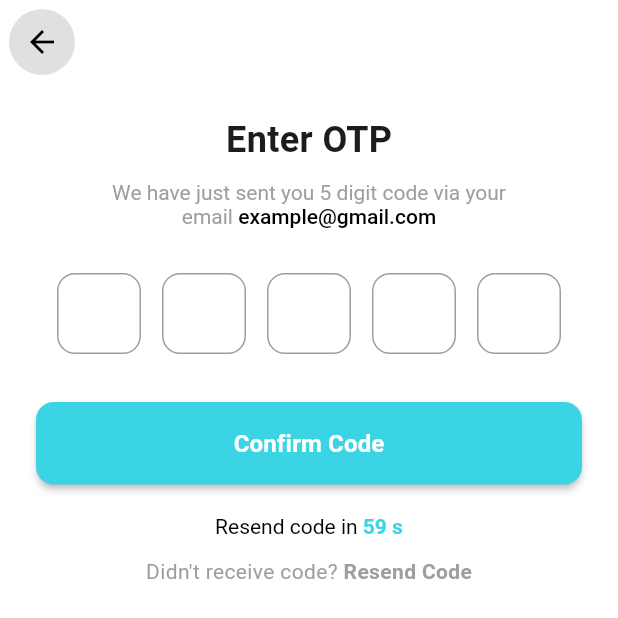
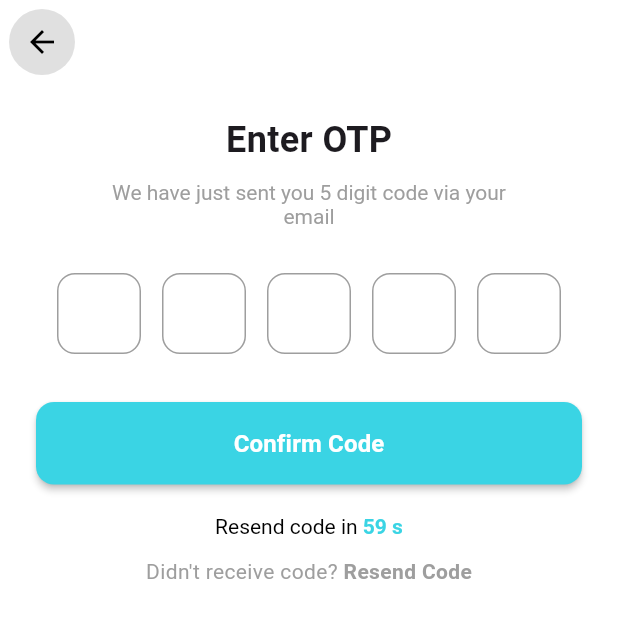
Before and after one commit to 777razib/naomithedose, a Flutter app: the OtpScreen screen opened directly, on a phone screen of 412 x 824 dp. Shown: the top 618 px of the screen. Run offline on Flutter 3.47's test engine with Material 3 defaults, Android fonts, the phone set to English and light mode, and no system bars; our stand-ins replace cached_network_image, chewie, file_picker, flutter_easyloading, flutter_html, get and 7 more; missing offline and left inert: mobile_scanner; accounts and stored records are empty.

Commit message:
change text

```diff
--- a/lib/feature/auth/otp/screen/otp_screen.dart
+++ b/lib/feature/auth/otp/screen/otp_screen.dart
@@ -88,12 +88,12 @@ class _OtpScreenState extends State<OtpScreen> {
             const SizedBox(height: 10),
             RichText(
               textAlign: TextAlign.center,
-              text: const TextSpan(
+              text:  TextSpan(
                 style: TextStyle(color: Colors.grey, fontSize: 14),
                 children: [
                   TextSpan(text: "We have just sent you 5 digit code via your\nemail "),
                   TextSpan(
-                    text: "example@gmail.com",
+                    text: accountTextEditingController.emailController.text,
                     style: TextStyle(color: Colors.black, fontWeight: FontWeight.w500),
                   ),
                 ],
--- a/lib/feature/auth/signup/screen/signup_screen.dart
+++ b/lib/feature/auth/signup/screen/signup_screen.dart
@@ -59,14 +59,14 @@ class _SignUpScreenState extends State<SignUpScreen> {
                         color: Colors.black,
                       ),
                     ),
-                    SizedBox(height: 4),
+                   /* SizedBox(height: 4),
                     Text(
                       "Lorem ipsum dolor sit amet",
                       style: TextStyle(
                         fontSize: 14,
                         color: Colors.grey,
                       ),
-                    ),
+                    ),*/
                   ],
                 ),
               ),
```
